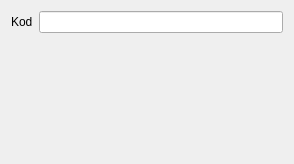
Before: the Qt Designer form uploaders/iscodeuploader.ui in fotorelacjonusz/classic, drawn with Qt 5.
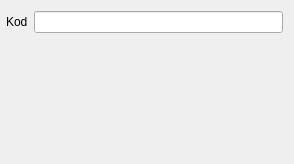
After: the same form once the commit is applied.

Commit message: layout margins, editable lengthComboBox, filled arrow head

Patch:
```diff
--- a/uploaders/iscodeuploader.ui
+++ b/uploaders/iscodeuploader.ui
@@ -14,6 +14,9 @@
    <string>Form</string>
   </property>
   <layout class="QFormLayout" name="formLayout">
+   <property name="leftMargin">
+    <number>6</number>
+   </property>
    <item row="0" column="0">
     <widget class="QLabel" name="codeLabel">
      <property name="text">
```
The commit also changes 11 other files.
